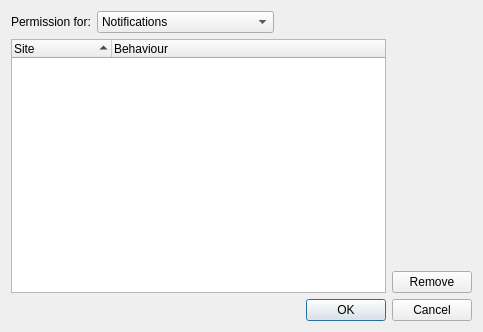
First picture: the form in src/lib/tools/html5permissions/html5permissionsdialog.ui, repository KDE/falkon, before the edit.
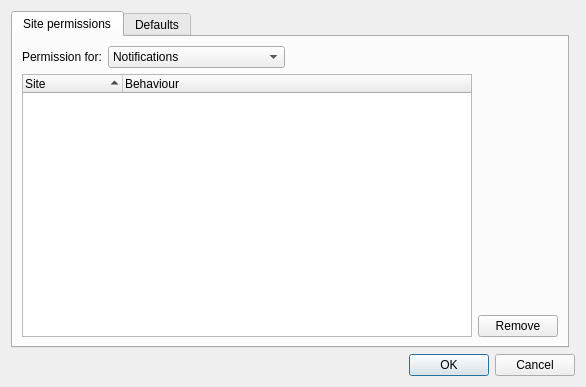
Second picture: the form after the edit.

Commit message:
Asdd UI for default HTML5 permission settings
- It is a dummy UI, may change in the future.

Patch:
```diff
--- a/src/lib/tools/html5permissions/html5permissionsdialog.ui
+++ b/src/lib/tools/html5permissions/html5permissionsdialog.ui
@@ -6,14 +6,24 @@
    <rect>
     <x>0</x>
     <y>0</y>
-    <width>483</width>
-    <height>332</height>
+    <width>586</width>
+    <height>387</height>
    </rect>
   </property>
   <property name="windowTitle">
    <string>HTML5 Permissions</string>
   </property>
   <layout class="QGridLayout" name="gridLayout">
+   <item row="0" column="0">
+    <widget class="QTabWidget" name="tabWidget">
+     <property name="currentIndex">
+      <number>0</number>
+     </property>
+     <widget class="QWidget" name="tab">
+      <attribute name="title">
+       <string>Site permissions</string>
+      </attribute>
+      <layout class="QGridLayout" name="gridLayout_3">
    <item row="1" column="1">
     <layout class="QVBoxLayout" name="verticalLayout_2">
      <item>
@@ -24,7 +34,7 @@
        <property name="sizeHint" stdset="0">
         <size>
          <width>20</width>
-         <height>40</height>
+             <height>183</height>
         </size>
        </property>
       </spacer>
@@ -38,16 +48,6 @@
      </item>
     </layout>
    </item>
-   <item row="2" column="0" colspan="2">
-    <widget class="QDialogButtonBox" name="buttonBox">
-     <property name="orientation">
-      <enum>Qt::Horizontal</enum>
-     </property>
-     <property name="standardButtons">
-      <set>QDialogButtonBox::Cancel|QDialogButtonBox::Ok</set>
-     </property>
-    </widget>
-   </item>
    <item row="1" column="0">
     <widget class="QTreeWidget" name="treeWidget">
      <property name="indentation">
@@ -71,7 +71,7 @@
      </column>
     </widget>
    </item>
-   <item row="0" column="0" colspan="2">
+       <item row="0" column="0">
     <layout class="QHBoxLayout" name="horizontalLayout">
      <item>
       <widget class="QLabel" name="label">
@@ -131,13 +131,37 @@
        </property>
        <property name="sizeHint" stdset="0">
         <size>
-         <width>40</width>
+             <width>81</width>
          <height>20</height>
         </size>
        </property>
       </spacer>
      </item>
     </layout>
+       </item>
+      </layout>
+     </widget>
+     <widget class="QWidget" name="tab_2">
+      <attribute name="title">
+       <string>Defaults</string>
+      </attribute>
+      <layout class="QVBoxLayout" name="verticalLayout">
+       <item>
+        <widget class="QListWidget" name="listWidgetDefaults"/>
+       </item>
+      </layout>
+     </widget>
+    </widget>
+   </item>
+   <item row="1" column="0" colspan="2">
+    <widget class="QDialogButtonBox" name="buttonBox">
+     <property name="orientation">
+      <enum>Qt::Horizontal</enum>
+     </property>
+     <property name="standardButtons">
+      <set>QDialogButtonBox::Cancel|QDialogButtonBox::Ok</set>
+     </property>
+    </widget>
    </item>
   </layout>
  </widget>
```
Lines whose indentation alone changed are shown as unchanged. The commit also changes 7 other files.
